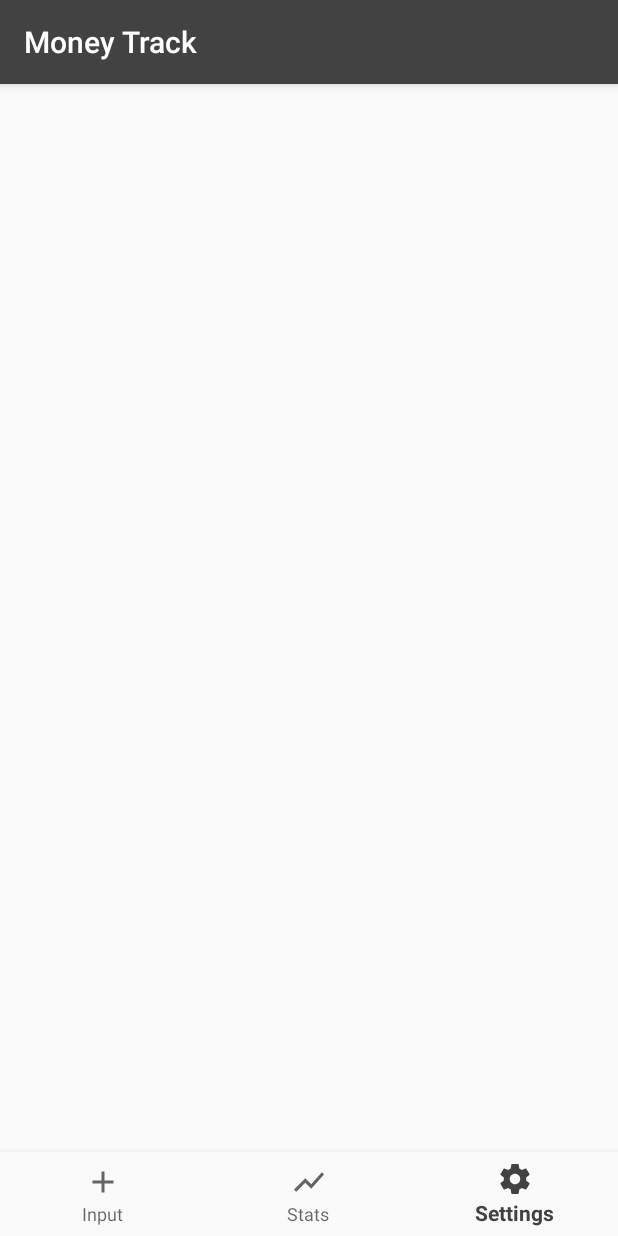
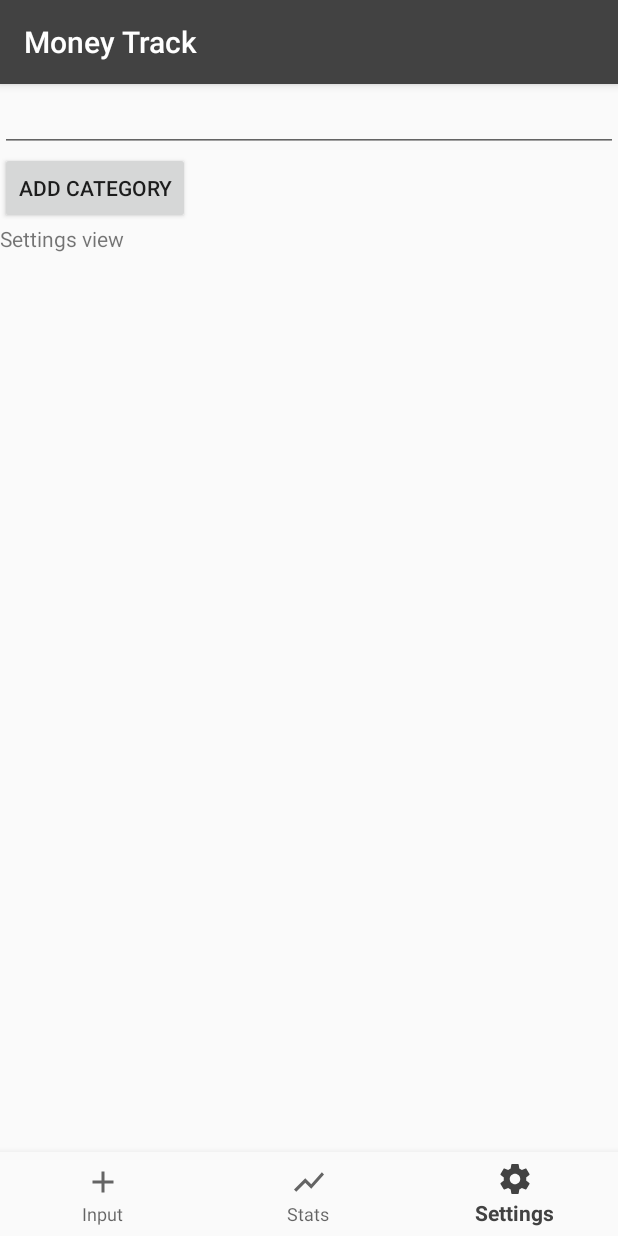
Before and after one commit to zrzzgy/moneyTracker, an Android app: the screen it shows after launch (HomeActivity), item 3 of the bottom bar chosen, on a phone screen of 412 x 824 dp. Run offline under Robolectric (Android 15) with nearby library versions, the phone set to English and light mode, and no system bars.

Commit message:
finished adding all screens

```diff
--- a/MyAndroidWatchFace/MyApplication/app/src/main/java/runze/myapplication/fragments/SettingsScreenFragment.java
+++ b/MyAndroidWatchFace/MyApplication/app/src/main/java/runze/myapplication/fragments/SettingsScreenFragment.java
@@ -7,7 +7,6 @@ import android.view.View;
 import android.view.ViewGroup;
 
 import runze.myapplication.HomeActivity;
-import runze.myapplication.presenters.inputScreenPresenter.IInputScreenPresenter;
 import runze.myapplication.presenters.settingsScreenPresenter.ISettingsScreenPresenter;
 import runze.myapplication.presenters.settingsScreenPresenter.SettingsScreenPresenter;
 import runze.myapplication.views.settingsScreenView.ISettingsScreenView;
--- a/MyAndroidWatchFace/MyApplication/app/src/main/java/runze/myapplication/views/settingsScreenView/SettingsScreenView.java
+++ b/MyAndroidWatchFace/MyApplication/app/src/main/java/runze/myapplication/views/settingsScreenView/SettingsScreenView.java
@@ -3,14 +3,14 @@ package runze.myapplication.views.settingsScreenView;
 import android.content.Context;
 import android.view.LayoutInflater;
 import android.view.View;
-import android.widget.RelativeLayout;
+import android.widget.LinearLayout;
 
 import runze.myapplication.R;
 import runze.myapplication.presenters.IPresenter;
 
 
 
-public class SettingsScreenView extends RelativeLayout implements ISettingsScreenView {
+public class SettingsScreenView extends LinearLayout implements ISettingsScreenView {
     public SettingsScreenView(Context context){
         super(context);
         View v = LayoutInflater.from(context).inflate(R.layout.settings_screen_layout, this);
--- a/MyAndroidWatchFace/MyApplication/app/src/main/res/layout/settings_screen_layout.xml
+++ b/MyAndroidWatchFace/MyApplication/app/src/main/res/layout/settings_screen_layout.xml
@@ -1,19 +1,23 @@
 <?xml version="1.0" encoding="utf-8"?>
 <LinearLayout xmlns:android="http://schemas.android.com/apk/res/android"
-    android:orientation="vertical" android:layout_width="match_parent"
+    android:orientation="vertical"
+    android:layout_width="match_parent"
     android:layout_height="match_parent">
     <EditText
         android:layout_width="match_parent"
-        android:layout_height="match_parent" />
+        android:layout_height="wrap_content" />
     <Button
         android:layout_width="wrap_content"
-        android:layout_height="match_parent"
+        android:layout_height="wrap_content"
         android:text="@string/add_category_button"/>
     <ScrollView
         android:id="@+id/categoryList"
         android:layout_width="match_parent"
-        android:layout_height="match_parent">
-
+        android:layout_height="wrap_content">
+        <TextView
+            android:layout_width="wrap_content"
+            android:layout_height="wrap_content"
+            android:text="Settings view"/>
     </ScrollView>
 
 </LinearLayout>
--- a/MyAndroidWatchFace/MyApplication/app/src/main/res/layout/stats_screen_layout.xml
+++ b/MyAndroidWatchFace/MyApplication/app/src/main/res/layout/stats_screen_layout.xml
@@ -1,5 +1,8 @@
 <?xml version="1.0" encoding="utf-8"?>
 <RelativeLayout xmlns:android="http://schemas.android.com/apk/res/android"
     android:layout_width="match_parent" android:layout_height="match_parent">
-
+    <TextView
+        android:layout_width="match_parent"
+        android:layout_height="match_parent"
+        android:text="stats view"/>
 </RelativeLayout>
```
Also changed, not shown: MyAndroidWatchFace/MyApplication/app/src/main/java/runze/myapplication/views/statsScreenView/StatsScreenView.java (+10 -1 lines).
